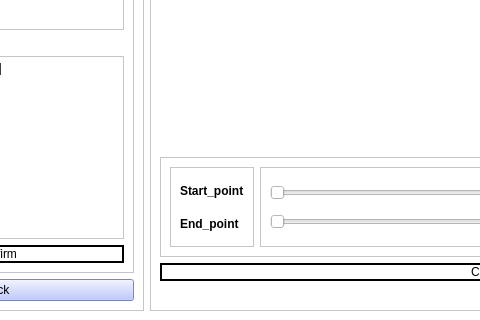
Qt form copyclare/ui/video_addition.ui (MotionInput/Team14-CopyClare) before a commit; both pictures show x 161 to 641 and y 535 to 855 of the 981 by 855 pixel window.
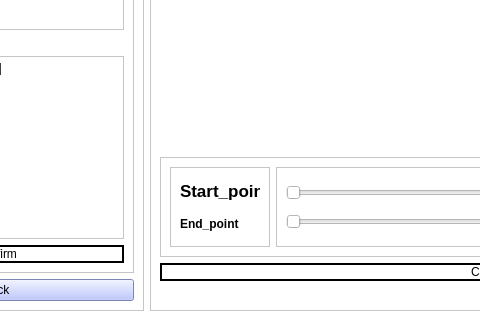
The same form after that commit.

```diff
--- a/copyclare/ui/video_addition.ui
+++ b/copyclare/ui/video_addition.ui
@@ -453,7 +453,7 @@
                    <widget class="QLabel" name="Start">
                     <property name="font">
                      <font>
-                      <pointsize>9</pointsize>
+                      <pointsize>13</pointsize>
                       <weight>75</weight>
                       <bold>true</bold>
                      </font>
```
Left out of the diff: 4 changed lines with no effect on the pictures.
